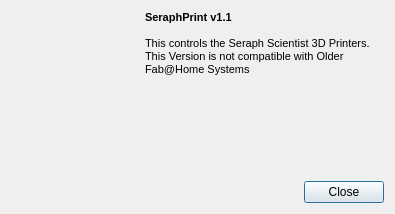
Before: the Qt Designer form aboutdialog.ui in SeraphRobotics/SeraphPrint, drawn with Qt 5.
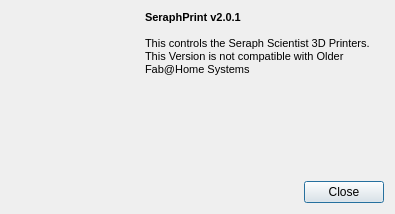
After: the same form once the commit is applied. Icons and pictures are not drawn.

Commit message: fixed error on starting with a move path

Diff of the .ui file:
```diff
--- a/aboutdialog.ui
+++ b/aboutdialog.ui
@@ -87,7 +87,7 @@
 &lt;html&gt;&lt;head&gt;&lt;meta name=&quot;qrichtext&quot; content=&quot;1&quot; /&gt;&lt;style type=&quot;text/css&quot;&gt;
 p, li { white-space: pre-wrap; }
 &lt;/style&gt;&lt;/head&gt;&lt;body style=&quot; font-family:'MS Shell Dlg 2'; font-size:8pt; font-weight:400; font-style:normal;&quot;&gt;
-&lt;p style=&quot; margin-top:0px; margin-bottom:0px; margin-left:0px; margin-right:0px; -qt-block-indent:0; text-indent:0px;&quot;&gt;&lt;span style=&quot; font-weight:600;&quot;&gt;SeraphPrint v1.1&lt;/span&gt;&lt;/p&gt;
+&lt;p style=&quot; margin-top:0px; margin-bottom:0px; margin-left:0px; margin-right:0px; -qt-block-indent:0; text-indent:0px;&quot;&gt;&lt;span style=&quot; font-weight:600;&quot;&gt;SeraphPrint v2.0.1&lt;/span&gt;&lt;/p&gt;
 &lt;p style=&quot;-qt-paragraph-type:empty; margin-top:0px; margin-bottom:0px; margin-left:0px; margin-right:0px; -qt-block-indent:0; text-indent:0px; font-weight:600;&quot;&gt;&lt;br /&gt;&lt;/p&gt;
 &lt;p style=&quot; margin-top:0px; margin-bottom:0px; margin-left:0px; margin-right:0px; -qt-block-indent:0; text-indent:0px;&quot;&gt;This controls the Seraph Scientist 3D Printers.&lt;/p&gt;
 &lt;p style=&quot; margin-top:0px; margin-bottom:0px; margin-left:0px; margin-right:0px; -qt-block-indent:0; text-indent:0px;&quot;&gt;This Version is not compatible with Older Fab@Home Systems&lt;/p&gt;&lt;/body&gt;&lt;/html&gt;</string>
```
The commit also changes 1 other file.
